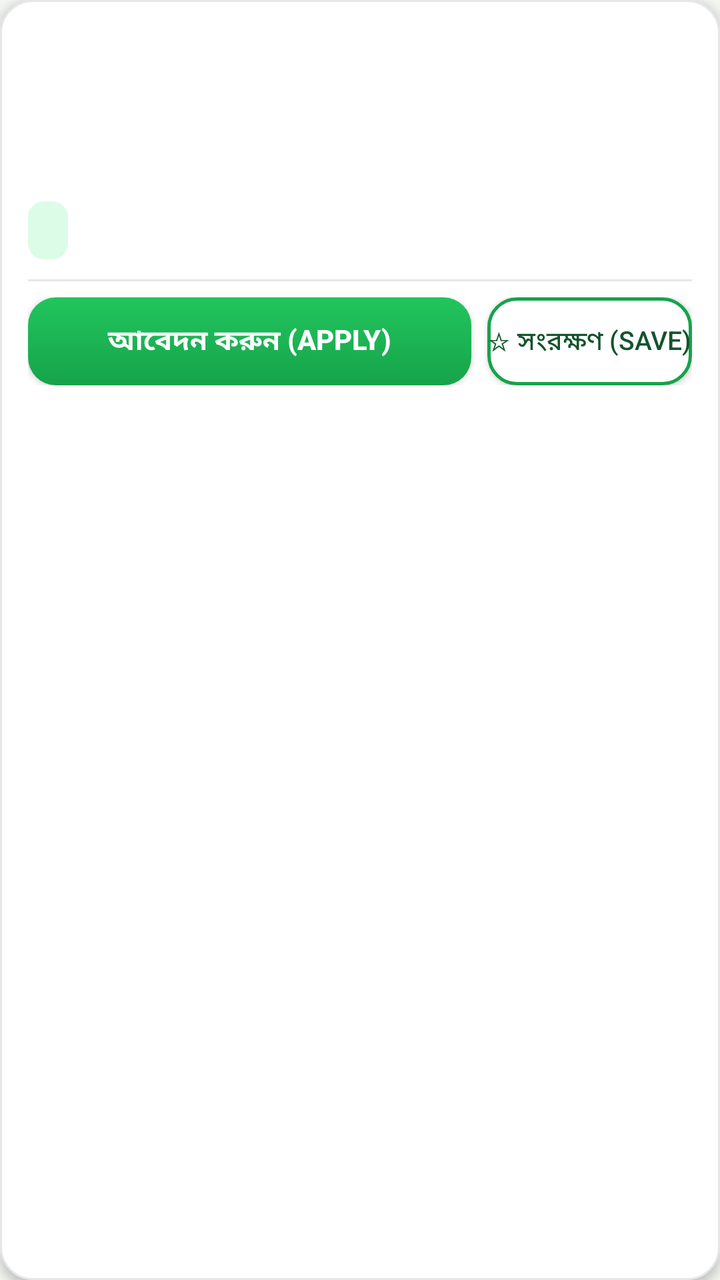
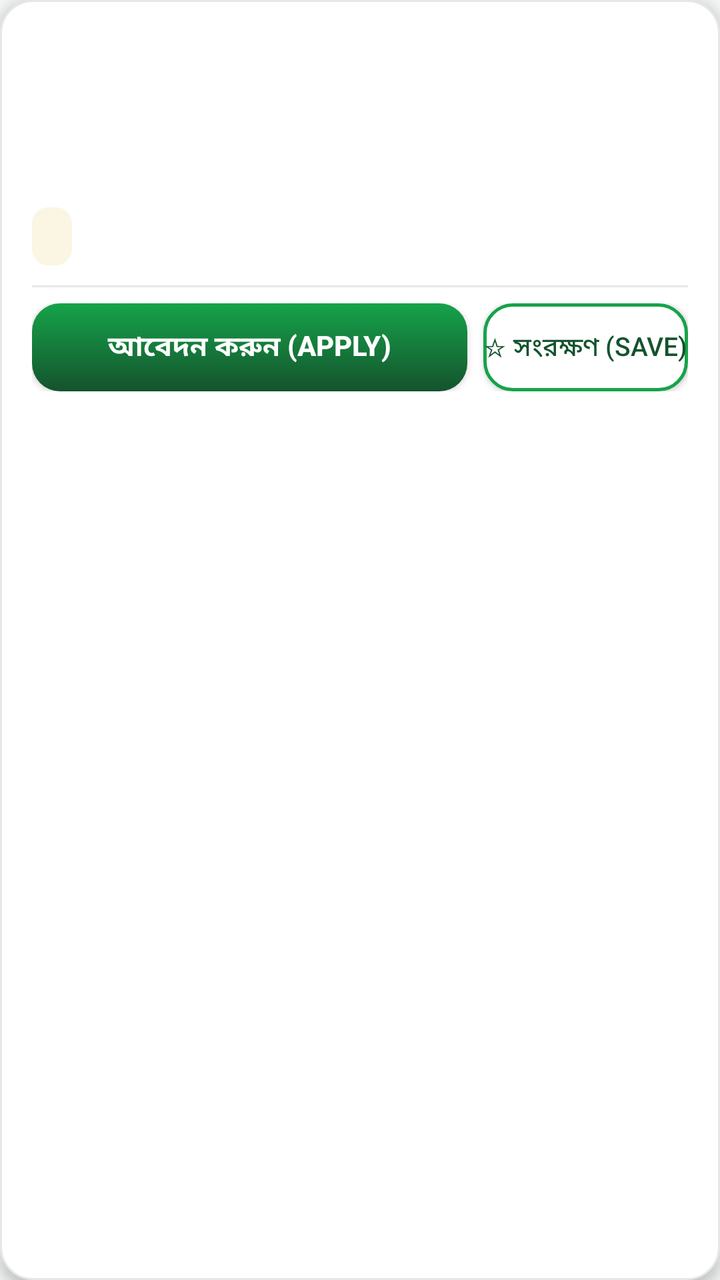

Compare the two renders of this Android layout. The source of the first and the diff that turns it into the second are given below.
<!-- AndroidManifest.xml: application theme AppTheme -->
<!-- res/layout/item_circular.xml -->
<?xml version="1.0" encoding="utf-8"?>
<LinearLayout xmlns:android="http://schemas.android.com/apk/res/android"
    android:layout_width="match_parent"
    android:layout_height="wrap_content"
    android:orientation="vertical"
    android:background="@drawable/card_bg"
    android:elevation="3dp"
    android:padding="14dp">
    <LinearLayout
        android:layout_width="match_parent"
        android:layout_height="wrap_content"
        android:orientation="horizontal">
        <TextView
            android:id="@+id/org"
            android:layout_width="0dp"
            android:layout_height="wrap_content"
            android:layout_weight="1"
            android:textColor="@color/text_dark"
            android:textSize="16sp"
            android:lineSpacingMultiplier="1.15"
            android:textStyle="bold" />
        <TextView
            android:id="@+id/newBadge"
            android:layout_width="wrap_content"
            android:layout_height="wrap_content"
            android:text="🆕 নতুন"
            android:textColor="@color/green"
            android:textStyle="bold"
            android:textSize="13sp"
            android:background="@drawable/countdown_bg"
            android:paddingLeft="8dp"
            android:paddingRight="8dp"
            android:paddingTop="3dp"
            android:paddingBottom="3dp"
            android:visibility="gone" />
    </LinearLayout>
    <TextView
        android:id="@+id/typeLine"
        android:layout_width="wrap_content"
        android:layout_height="wrap_content"
        android:textColor="@color/text_grey"
        android:textSize="13sp"
        android:layout_marginTop="2dp" />
    <TextView
        android:id="@+id/postsLine"
        android:layout_width="wrap_content"
        android:layout_height="wrap_content"
        android:textColor="@color/text_dark"
        android:textSize="13sp"
        android:lineSpacingMultiplier="1.15"
        android:layout_marginTop="4dp" />
    <TextView
        android:id="@+id/deadlineLine"
        android:layout_width="wrap_content"
        android:layout_height="wrap_content"
        android:textColor="@color/text_dark"
        android:textSize="13sp"
        android:lineSpacingMultiplier="1.15"
        android:layout_marginTop="2dp" />
    <TextView
        android:id="@+id/cdText"
        android:layout_width="wrap_content"
        android:layout_height="wrap_content"
        android:textColor="@color/green_dark"
        android:textSize="14sp"
        android:textStyle="bold"
        android:background="@drawable/countdown_bg"
        android:paddingLeft="10dp"
        android:paddingRight="10dp"
        android:paddingTop="5dp"
        android:paddingBottom="5dp"
        android:layout_marginTop="4dp" />
    <TextView
        android:id="@+id/matchBadge"
        android:layout_width="wrap_content"
        android:layout_height="wrap_content"
        android:text="✓ CV অনুযায়ী মিলেছে"
        android:textColor="@color/green"
        android:textStyle="bold"
        android:textSize="13sp"
        android:background="@drawable/countdown_bg"
        android:paddingLeft="8dp"
        android:paddingRight="8dp"
        android:paddingTop="3dp"
        android:paddingBottom="3dp"
        android:layout_marginTop="4dp"
        android:visibility="gone" />
    <TextView
        android:id="@+id/statusBadge"
        android:layout_width="wrap_content"
        android:layout_height="wrap_content"
        android:textColor="@color/green_dark"
        android:textStyle="bold"
        android:textSize="13sp"
        android:background="@drawable/countdown_bg"
        android:paddingLeft="8dp"
        android:paddingRight="8dp"
        android:paddingTop="3dp"
        android:paddingBottom="3dp"
        android:layout_marginTop="4dp"
        android:visibility="gone" />
    
    <View
        android:layout_width="match_parent"
        android:layout_height="1dp"
        android:background="@color/divider"
        android:layout_marginTop="10dp" />
    
    <LinearLayout
        android:layout_width="match_parent"
        android:layout_height="wrap_content"
        android:orientation="horizontal"
        android:layout_marginTop="8dp">
        <Button
            android:id="@+id/applyBtn"
            android:layout_width="0dp"
            android:layout_height="44dp"
            android:layout_weight="1"
            android:minHeight="0dp"
            android:minWidth="0dp"
            android:background="@drawable/btn_primary"
            android:elevation="2dp"
            android:textColor="#ffffff"
            android:textSize="14sp"
            android:textStyle="bold"
            android:text="@string/apply" />
        <Button
            android:id="@+id/shortlistBtn"
            android:layout_width="wrap_content"
            android:layout_height="44dp"
            android:minHeight="0dp"
            android:minWidth="100dp"
            android:background="@drawable/btn_secondary"
            android:textColor="@color/green_dark"
            android:textSize="13sp"
            android:text="@string/save_shortlist"
            android:layout_marginLeft="8dp" />
    </LinearLayout>
    <TextView
        android:id="@+id/sourceNote"
        android:layout_width="wrap_content"
        android:layout_height="wrap_content"
        android:textColor="@color/text_grey"
        android:textSize="12sp"
        android:layout_marginTop="6dp"
        android:visibility="gone" />
</LinearLayout>
<!-- resources referenced by this layout -->
<resources>
  <color name="divider">#e5e7eb</color>
  <color name="green">#16a34a</color>
  <color name="green_dark">#14532d</color>
  <color name="text_dark">#1a1a1a</color>
  <color name="text_grey">#5f6368</color>
  <!-- drawable btn_primary (drawable) -->
  <?xml version="1.0" encoding="utf-8"?>
  <selector xmlns:android="http://schemas.android.com/apk/res/android">
      <item android:state_pressed="true" android:drawable="@drawable/btn_primary_pressed" />
      <item android:drawable="@drawable/btn_primary_normal" />
  </selector>
  <!-- drawable btn_secondary (drawable) -->
  <?xml version="1.0" encoding="utf-8"?>
  <selector xmlns:android="http://schemas.android.com/apk/res/android">
      <item android:state_pressed="true" android:drawable="@drawable/btn_secondary_pressed" />
      <item android:drawable="@drawable/btn_secondary_normal" />
  </selector>
  <!-- drawable card_bg (drawable) -->
  <?xml version="1.0" encoding="utf-8"?>
  <shape xmlns:android="http://schemas.android.com/apk/res/android"
      android:shape="rectangle">
      <solid android:color="#ffffff" />
      <stroke android:width="1dp" android:color="#E5E7EB" />
      <corners android:radius="16dp" />
  </shape>
  <!-- drawable countdown_bg (drawable) -->
  <?xml version="1.0" encoding="utf-8"?>
  <shape xmlns:android="http://schemas.android.com/apk/res/android"
      android:shape="rectangle">
      <solid android:color="@color/green_light" />
      <corners android:radius="8dp" />
  </shape>
  <string name="apply">আবেদন করুন (Apply)</string>
  <string name="save_shortlist">☆ সংরক্ষণ (Save)</string>
  <style name="AppTheme" parent="android:Theme.Material.Light.NoActionBar">
          <item name="android:colorPrimary">@color/green_dark</item>
          <item name="android:colorPrimaryDark">@color/green_dark</item>
          <item name="android:colorAccent">@color/green</item>
          <item name="android:windowBackground">@color/bg</item>
      </style>
  <!-- drawable btn_primary_pressed (drawable) -->
  <?xml version="1.0" encoding="utf-8"?>
  <shape xmlns:android="http://schemas.android.com/apk/res/android"
      android:shape="rectangle">
      <gradient
          android:angle="270"
          android:startColor="#16a34a"
          android:endColor="#15803d"
          android:type="linear" />
      <corners android:radius="14dp" />
  </shape>
  <!-- drawable btn_primary_normal (drawable) -->
  <?xml version="1.0" encoding="utf-8"?>
  <shape xmlns:android="http://schemas.android.com/apk/res/android"
      android:shape="rectangle">
      <gradient
          android:angle="270"
          android:startColor="#22c55e"
          android:endColor="#16a34a"
          android:type="linear" />
      <corners android:radius="14dp" />
  </shape>
  <!-- drawable btn_secondary_pressed (drawable) -->
  <?xml version="1.0" encoding="utf-8"?>
  <shape xmlns:android="http://schemas.android.com/apk/res/android"
      android:shape="rectangle">
      <solid android:color="@color/green_light" />
      <stroke android:width="1.5dp" android:color="@color/green" />
      <corners android:radius="14dp" />
  </shape>
  <!-- drawable btn_secondary_normal (drawable) -->
  <?xml version="1.0" encoding="utf-8"?>
  <shape xmlns:android="http://schemas.android.com/apk/res/android"
      android:shape="rectangle">
      <solid android:color="#ffffff" />
      <stroke android:width="1.5dp" android:color="@color/green" />
      <corners android:radius="14dp" />
  </shape>
  <color name="green_light">#dcfce7</color>
  <color name="bg">#f4f6f3</color>
</resources>

<!-- the commit's change to res/layout/item_circular.xml (unified diff, before → after) -->
@@ -4,8 +4,8 @@
     android:layout_height="wrap_content"
     android:orientation="vertical"
     android:background="@drawable/card_bg"
-    android:elevation="3dp"
-    android:padding="14dp">
+    android:elevation="4dp"
+    android:padding="16dp">
     <LinearLayout
         android:layout_width="match_parent"
         android:layout_height="wrap_content"
@@ -16,7 +16,7 @@
             android:layout_height="wrap_content"
             android:layout_weight="1"
             android:textColor="@color/text_dark"
-            android:textSize="16sp"
+            android:textSize="17sp"
             android:lineSpacingMultiplier="1.15"
             android:textStyle="bold" />
         <TextView
@@ -24,7 +24,7 @@
             android:layout_width="wrap_content"
             android:layout_height="wrap_content"
             android:text="🆕 নতুন"
-            android:textColor="@color/green"
+            android:textColor="@color/green_dark"
             android:textStyle="bold"
             android:textSize="13sp"
             android:background="@drawable/countdown_bg"
@@ -75,7 +75,7 @@
         android:layout_width="wrap_content"
         android:layout_height="wrap_content"
         android:text="✓ CV অনুযায়ী মিলেছে"
-        android:textColor="@color/green"
+        android:textColor="@color/green_dark"
         android:textStyle="bold"
         android:textSize="13sp"
         android:background="@drawable/countdown_bg"
<!-- resource entries referenced after the edit -->
@@ -29,7 +29,7 @@
   <?xml version="1.0" encoding="utf-8"?>
   <shape xmlns:android="http://schemas.android.com/apk/res/android"
       android:shape="rectangle">
-      <solid android:color="@color/green_light" />
+      <solid android:color="@color/gold_soft" />
       <corners android:radius="8dp" />
   </shape>
   <string name="apply">আবেদন করুন (Apply)</string>
@@ -46,8 +46,8 @@
       android:shape="rectangle">
       <gradient
           android:angle="270"
-          android:startColor="#16a34a"
-          android:endColor="#15803d"
+          android:startColor="@color/green_dark"
+          android:endColor="@color/green_deep"
           android:type="linear" />
       <corners android:radius="14dp" />
   </shape>
@@ -57,8 +57,8 @@
       android:shape="rectangle">
       <gradient
           android:angle="270"
-          android:startColor="#22c55e"
-          android:endColor="#16a34a"
+          android:startColor="@color/green"
+          android:endColor="@color/green_dark"
           android:type="linear" />
       <corners android:radius="14dp" />
   </shape>
@@ -78,7 +78,9 @@
       <stroke android:width="1.5dp" android:color="@color/green" />
       <corners android:radius="14dp" />
   </shape>
+  <color name="gold_soft">#fbf6e3</color>
   <color name="green_light">#dcfce7</color>
   <color name="bg">#f4f6f3</color>
+  <color name="green_deep">#0a2e22</color>
 </resources>
 
